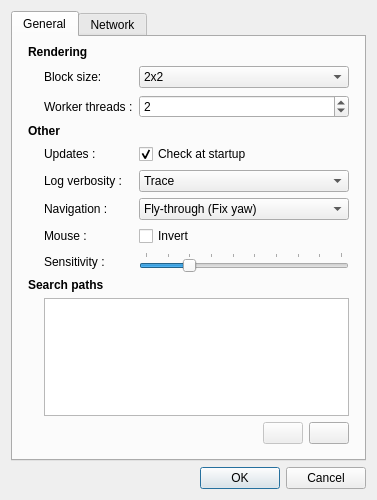
Before: the Qt Designer form src/qtgui/programsettingsdlg.ui in mitsuba-renderer/mitsuba, drawn with Qt 5.
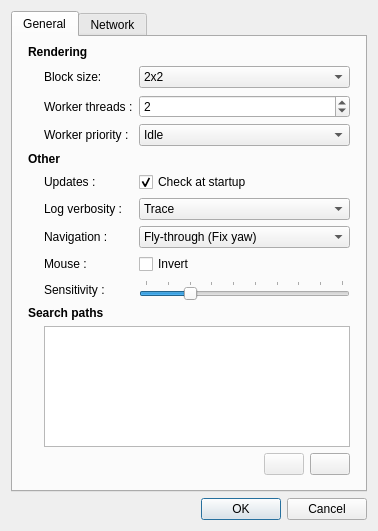
After: the same form once the commit is applied. Icons and pictures are not drawn.

Commit message: worker priority chooser UI

Diff of the .ui file:
```diff
--- a/src/qtgui/programsettingsdlg.ui
+++ b/src/qtgui/programsettingsdlg.ui
@@ -6,8 +6,8 @@
    <rect>
     <x>0</x>
     <y>0</y>
-    <width>377</width>
-    <height>500</height>
+    <width>378</width>
+    <height>531</height>
    </rect>
   </property>
   <property name="sizePolicy">
@@ -51,7 +51,7 @@
       <attribute name="title">
        <string>General</string>
       </attribute>
-      <layout class="QGridLayout" name="gridLayout1" rowstretch="0,0,0,0,0,0,0,0,0,0,0,0,0,0,0,0" columnstretch="0,0,0,1">
+      <layout class="QGridLayout" name="gridLayout1" rowstretch="0,0,0,0,0,0,0,0,0,0,0,0,0,0,0,0,0" columnstretch="0,0,0,1">
        <property name="leftMargin">
         <number>15</number>
        </property>
@@ -186,7 +186,7 @@
          </property>
         </widget>
        </item>
-       <item row="13" column="0" colspan="4">
+       <item row="14" column="0" colspan="4">
         <widget class="QLabel" name="label_3">
          <property name="font">
           <font>
@@ -199,7 +199,7 @@
          </property>
         </widget>
        </item>
-       <item row="15" column="1" colspan="3">
+       <item row="16" column="1" colspan="3">
         <layout class="QHBoxLayout" name="buttonsLayout1" stretch="0,0,0">
          <property name="spacing">
           <number>6</number>
@@ -286,7 +286,7 @@
          </item>
         </layout>
        </item>
-       <item row="3" column="0" colspan="3">
+       <item row="4" column="0" colspan="3">
         <widget class="QLabel" name="label_11">
          <property name="font">
           <font>
@@ -299,7 +299,7 @@
          </property>
         </widget>
        </item>
-       <item row="14" column="1" colspan="3">
+       <item row="15" column="1" colspan="3">
         <widget class="QListWidget" name="searchPathList">
          <property name="enabled">
           <bool>true</bool>
@@ -334,7 +334,7 @@
          </property>
         </widget>
        </item>
-       <item row="5" column="2">
+       <item row="6" column="2">
         <widget class="QCheckBox" name="checkForUpdatesBox">
          <property name="enabled">
           <bool>true</bool>
@@ -360,7 +360,7 @@
          </property>
         </widget>
        </item>
-       <item row="5" column="1">
+       <item row="6" column="1">
         <widget class="QLabel" name="label_7">
          <property name="toolTip">
           <string>If active, Mitsuba will try to determine the most recent
@@ -371,7 +371,7 @@
          </property>
         </widget>
        </item>
-       <item row="10" column="2" colspan="2">
+       <item row="11" column="2" colspan="2">
         <widget class="QSlider" name="sensitivitySlider">
          <property name="toolTip">
           <string>Specifies how sensitive the mouse should react to 
@@ -406,7 +406,7 @@
          </property>
         </widget>
        </item>
-       <item row="10" column="1">
+       <item row="11" column="1">
         <widget class="QLabel" name="label_8">
          <property name="toolTip">
           <string>Specifies how sensitive the mouse should react to 
@@ -417,7 +417,7 @@
          </property>
         </widget>
        </item>
-       <item row="8" column="1">
+       <item row="9" column="1">
         <widget class="QLabel" name="label_12">
          <property name="toolTip">
           <string>Should the preview navigation flip the Y axis of the mouse?</string>
@@ -430,7 +430,7 @@
          </property>
         </widget>
        </item>
-       <item row="8" column="2">
+       <item row="9" column="2">
         <widget class="QCheckBox" name="invertMouseBox">
          <property name="toolTip">
           <string>Should the preview navigation flip the Y axis of the mouse?</string>
@@ -449,7 +449,7 @@
          </property>
         </widget>
        </item>
-       <item row="7" column="1">
+       <item row="8" column="1">
         <widget class="QLabel" name="label_15">
          <property name="toolTip">
           <string>&lt;!DOCTYPE HTML PUBLIC &quot;-//W3C//DTD HTML 4.0//EN&quot; &quot;http://www.w3.org/TR/REC-html40/strict.dtd&quot;&gt;
@@ -470,7 +470,7 @@
          </property>
         </widget>
        </item>
-       <item row="7" column="2" colspan="2">
+       <item row="8" column="2" colspan="2">
         <widget class="QComboBox" name="navigationModeBox">
          <property name="toolTip">
           <string>&lt;!DOCTYPE HTML PUBLIC &quot;-//W3C//DTD HTML 4.0//EN&quot; &quot;http://www.w3.org/TR/REC-html40/strict.dtd&quot;&gt;
@@ -495,7 +495,7 @@
          </item>
         </widget>
        </item>
-       <item row="6" column="2" colspan="2">
+       <item row="7" column="2" colspan="2">
         <widget class="QComboBox" name="logVerbosityBox">
          <property name="toolTip">
           <string>Specifies the threshold for displaying log messages.
@@ -529,7 +529,7 @@
          </item>
         </widget>
        </item>
-       <item row="6" column="1">
+       <item row="7" column="1">
         <widget class="QLabel" name="label_5">
          <property name="toolTip">
           <string>Specifies the threshold for displaying log messages.
@@ -544,6 +544,57 @@
          </property>
         </widget>
        </item>
+       <item row="3" column="1">
+        <widget class="QLabel" name="label_16">
+         <property name="toolTip">
+          <string>Thread priority to assign to Mitsuba's rendering threads. 
+Setting this to a value below Normal is usually a good idea, 
+since it will make the operating system more responsive.</string>
+         </property>
+         <property name="text">
+          <string>Worker priority :</string>
+         </property>
+        </widget>
+       </item>
+       <item row="3" column="2" colspan="2">
+        <widget class="QComboBox" name="workerPriorityBox">
+         <property name="toolTip">
+          <string>Thread priority to assign to Mitsuba's rendering threads. 
+Setting this to a value below Normal is usually a good idea, 
+since it will make the operating system more responsive.</string>
+         </property>
+         <item>
+          <property name="text">
+           <string>Idle</string>
+          </property>
+         </item>
+         <item>
+          <property name="text">
+           <string>Lowest</string>
+          </property>
+         </item>
+         <item>
+          <property name="text">
+           <string>Low</string>
+          </property>
+         </item>
+         <item>
+          <property name="text">
+           <string>Normal</string>
+          </property>
+         </item>
+         <item>
+          <property name="text">
+           <string>High</string>
+          </property>
+         </item>
+         <item>
+          <property name="text">
+           <string>Highest</string>
+          </property>
+         </item>
+        </widget>
+       </item>
       </layout>
      </widget>
      <widget class="QWidget" name="tab2">
```
The commit also changes 5 other files.
